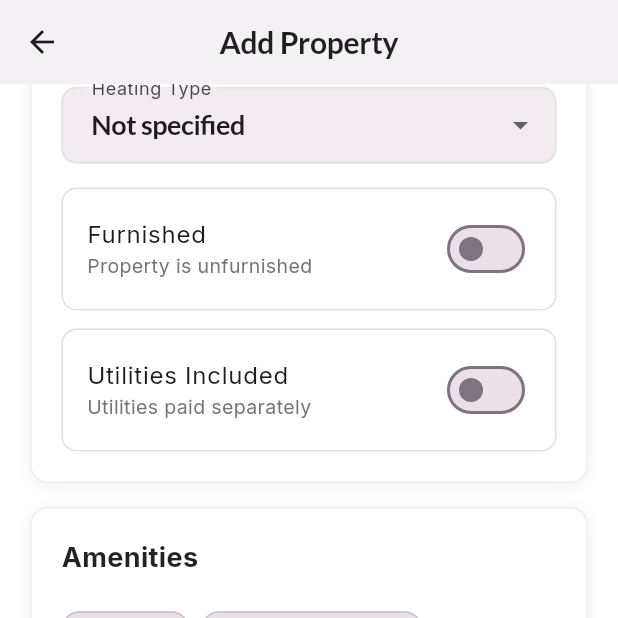
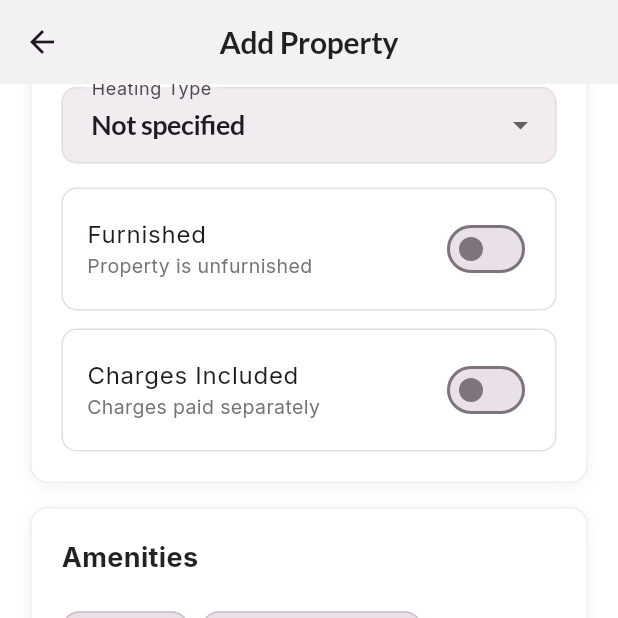
Before and after one commit to Algath/SS2-UniStay, a Flutter app: the AddPropertyPage screen opened by its route, scrolled down 576 dp, on a phone screen of 412 x 824 dp, the top half of it. Run offline on Flutter 3.47's test engine with Material 3 defaults, Android fonts, the light colour scheme and no system bars; our stand-ins replace cloud_firestore, firebase_auth, firebase_core, firebase_storage, flutter_map, geocoding and 3 more; accounts and stored records are empty; generated files the repository leaves out were written again.

Commit message:
Rename Utilities to Charges in add property form

```diff
--- a/lib/views/add_property.dart
+++ b/lib/views/add_property.dart
@@ -651,9 +651,9 @@
                               border: Border.all(color: Colors.grey[300]!),
                             ),
                             child: SwitchListTile(
-                              title: const Text('Utilities Included'),
+                              title: const Text('Charges Included'),
                               subtitle: Text(
-                                _utilitiesIncluded ? 'Utilities are included in price' : 'Utilities paid separately',
+                                _utilitiesIncluded ? 'Charges are included in price' : 'Charges paid separately',
                                 style: TextStyle(fontSize: 13, color: Colors.grey[600]),
                               ),
                               value: _utilitiesIncluded,
```
